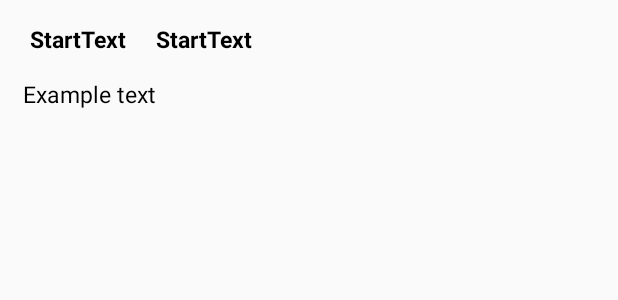
After one commit to fraczekkrzysztof/gocycling-android, an Android app: the layout activity_conversation_item.xml on its own in the app's theme, with its tools: preview values and no code run, on a phone screen of 412 x 824 dp. The commit adds this screen. Shown: the top 300 px of the screen. Run offline under Robolectric (Android 15) with nearby library versions, the phone set to English and light mode, and no system bars.

Commit message:
Add activities for conversation

```diff
--- /dev/null
+++ b/app/src/main/res/layout/activity_conversation_item.xml
@@ -0,0 +1,52 @@
+<?xml version="1.0" encoding="utf-8"?>
+<androidx.constraintlayout.widget.ConstraintLayout xmlns:android="http://schemas.android.com/apk/res/android"
+    xmlns:app="http://schemas.android.com/apk/res-auto"
+    xmlns:tools="http://schemas.android.com/tools"
+    android:id="@+id/single_row_conversation_layout"
+    android:layout_width="match_parent"
+    android:layout_height="wrap_content"
+    android:padding="10dp">
+
+    <TextView
+        android:id="@+id/conversation_list_author"
+        android:layout_width="wrap_content"
+        android:layout_height="wrap_content"
+        android:text="StartText"
+        android:layout_marginTop="5dp"
+        android:layout_marginStart="10dp"
+        android:textColor="#000000"
+        android:textSize="15sp"
+        android:textStyle="bold"
+        app:layout_constraintStart_toStartOf="parent"
+        app:layout_constraintEnd_toStartOf="@id/conversation_list_time"
+        app:layout_constraintTop_toTopOf="parent" />
+
+    <TextView
+        android:id="@+id/conversation_list_time"
+        android:layout_width="wrap_content"
+        android:layout_height="wrap_content"
+        android:text="StartText"
+        android:layout_marginTop="5dp"
+        android:layout_marginStart="20dp"
+        android:textColor="#000000"
+        android:textSize="15sp"
+        android:textStyle="bold"
+        app:layout_constraintStart_toEndOf="@+id/conversation_list_author"
+        app:layout_constraintTop_toTopOf="parent" />
+
+    <TextView
+        android:id="@+id/conversation_list_message"
+        android:layout_width="wrap_content"
+        android:layout_height="wrap_content"
+        android:layout_marginStart="5dp"
+        android:layout_marginTop="15dp"
+        android:layout_marginBottom="5dp"
+        android:text="Example text"
+        android:textColor="#000000"
+        android:textSize="15sp"
+        app:layout_constraintBottom_toBottomOf="parent"
+        app:layout_constraintStart_toStartOf="parent"
+        app:layout_constraintTop_toBottomOf="@+id/conversation_list_author" />
+
+
+</androidx.constraintlayout.widget.ConstraintLayout>
--- a/app/src/main/res/values/strings.xml
+++ b/app/src/main/res/values/strings.xml
@@ -10,4 +10,6 @@
     <string name="close">Close</string>
     <string name="confirmation_delete_question">Are you sure to cancel confirmation?</string>
     <string name="quit_app_question">Close application?</string>
+    <string name="action_send">Send</string>
+    <string name="prompt_msg">Type a message</string>
 </resources>
--- a/app/src/main/res/values/strings_api.xml
+++ b/app/src/main/res/values/strings_api.xml
@@ -1,6 +1,7 @@
 <?xml version="1.0" encoding="utf-8"?>
 <resources>
-    <string name="api_base_address">http://10.0.2.2:8080/</string>
+    <string name="api_base_address">https://gocycling.herokuapp.com/</string>
+<!--    <string name="api_base_address">http://10.0.2.2:8080/</string>-->
     <string name="api_event_address">api/events</string>
     <string name="api_event_current">api/events/search/findCurrent</string>
     <string name="api_event_confirmed">api/events/search/findConfirmedByUserUid</string>
```
Also changed, not shown: app/src/main/res/layout/activity_conversations.xml (added, +56 -0 lines).
